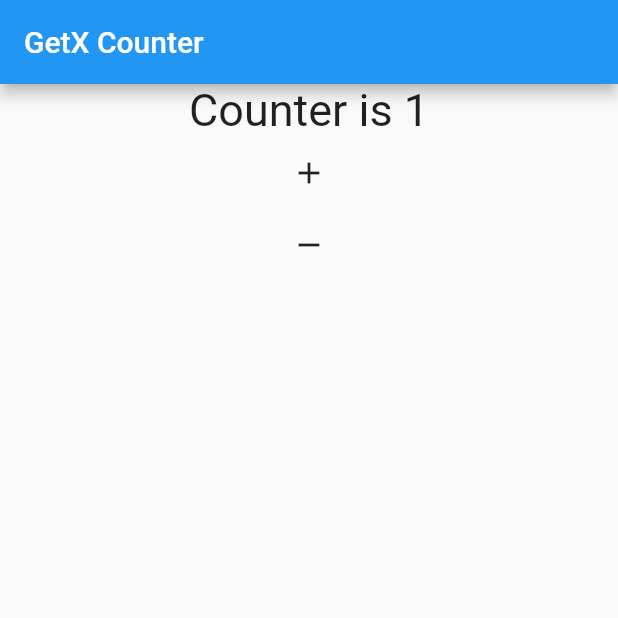
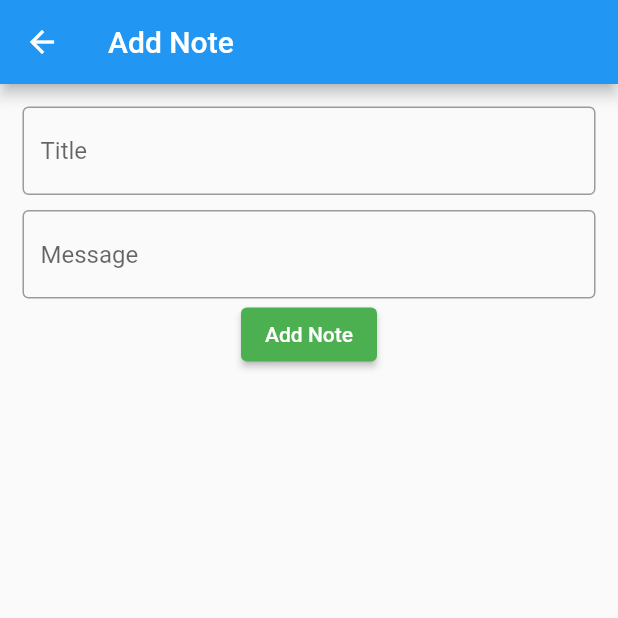
Before and after one commit to hmuethetpaingkyaw/flutter-practice, a Flutter app: the screen it shows after launch, after a tap on the "add" icon, on a phone screen of 412 x 824 dp, the top half of it. Run offline on Flutter 3.47's test engine with Material 2 defaults, Android fonts, the phone set to English and light mode, and no system bars; our stand-ins replace floor, get, sqflite; accounts and stored records are empty; generated files the repository leaves out were written again.

Commit message:
floor orm practice

```diff
--- /dev/null
+++ b/lib/database/note_dao.dart
@@ -0,0 +1,18 @@
+
+import 'package:counter_get_x/database/note_table.dart';
+import 'package:floor/floor.dart';
+
+@dao
+abstract class NoteDao {
+  @Query('select * from note')
+  Stream<List<Note>> getAllNotes();
+
+  @insert
+  Future<void> addNote(Note note);
+  @delete
+  Future<void> deleteNote(Note note);
+  @update
+  Future<void> updateNote(Note note);
+   @delete
+  Future<void> deleteAllNotes(List<Note> notes);
+}
--- /dev/null
+++ b/lib/database/note_database.dart
@@ -0,0 +1,14 @@
+
+
+// required package imports
+import 'dart:async';
+import 'package:counter_get_x/database/note_dao.dart';
+import 'package:floor/floor.dart';
+import 'package:sqflite/sqflite.dart' as sqflite;
+
+import 'note_table.dart';
+part 'note_database.g.dart';
+@Database(version: 1, entities: [Note])
+abstract class NoteDatabase extends FloorDatabase{
+  NoteDao get noteDao;
+}
--- /dev/null
+++ b/lib/database/note_table.dart
@@ -0,0 +1,13 @@
+import 'package:floor/floor.dart';
+
+@Entity(tableName: 'note')
+class Note {
+  @PrimaryKey(autoGenerate: true)
+  int? id;
+
+  @ColumnInfo(name: 'title')
+  String title;
+  String message;
+
+  Note(this.title, this.message, {this.id});
+}
--- a/lib/main.dart
+++ b/lib/main.dart
@@ -1,3 +1,5 @@
+import 'package:counter_get_x/database/note_database.dart';
+import 'package:counter_get_x/screens/home.dart';
 import 'package:flutter/material.dart';
 import 'package:get/get.dart';
 
@@ -10,44 +12,21 @@
 
   @override
   Widget build(BuildContext context) {
-    return const MaterialApp(
-      home: Counter(),
+    return GetMaterialApp(
+      home: FutureBuilder<NoteDatabase>(
+        future: $FloorNoteDatabase.databaseBuilder('note.db').build(),
+        builder: (context, data) {
+          if(data.hasData) {
+            Get.put(data.data!.noteDao);
+            return Home();
+          }
+          else if(data.hasError) {
+            return const Text('Error');
+          } else {
+            return const Text('Loading');
+          }
+        },
+        ),
     );
   }
 }
-
-class Counter extends StatelessWidget {
-  const Counter({super.key});
-
-  @override
-  Widget build(BuildContext context) {
-    RxInt _counter = 0.obs;
-    return Scaffold(
-      appBar: AppBar(
-        title: const Text('GetX Counter'),
-      ),
-      body: Center(
-        child: Column(
-          children: [
-            Obx(
-              () => Text(
-                'Counter is $_counter',
-                style: const TextStyle(fontSize: 30),
-              ),
-            ),
-            IconButton(
-                onPressed: () {
-                  _counter++;
-                },
-                icon: const Icon(Icons.add)),
-            IconButton(
-                onPressed: () {
-                  _counter--;
-                },
-                icon: const Icon(Icons.remove))
-          ],
-        ),
-      ),
-    );
-  }
-}
--- /dev/null
+++ b/lib/screens/add_note_screen.dart
@@ -0,0 +1,52 @@
+import 'package:counter_get_x/database/note_dao.dart';
+import 'package:counter_get_x/database/note_table.dart';
+import 'package:flutter/material.dart';
+import 'package:get/get.dart';
+
+class CreateNote extends StatelessWidget {
+  CreateNote({super.key});
+
+  final TextEditingController title = TextEditingController();
+  final TextEditingController message = TextEditingController();
+
+  @override
+  Widget build(BuildContext context) {
+    final NoteDao noteDao = Get.find();
+    return Scaffold(
+      appBar: AppBar(
+        title: const Text('Add Note'),
+      ),
+      body: Container(
+        margin: const EdgeInsets.all(15),
+        child: Column(
+          children: [
+            TextField(
+              controller: title,
+              decoration: const InputDecoration(
+                  hintText: 'Title', border: OutlineInputBorder()),
+            ),
+            const SizedBox(
+              height: 10,
+            ),
+            TextField(
+              controller: message,
+              decoration: const InputDecoration(
+                  hintText: 'Message', border: OutlineInputBorder()),
+            ),
+            ElevatedButton(
+              onPressed: () {
+                noteDao.addNote(Note(title.text, message.text));
+                                Get.back();
+
+              },
+              style: ElevatedButton.styleFrom(
+                backgroundColor: Colors.green,
+              ),
+              child: const Text('Add Note'),
+            )
+          ],
+        ),
+      ),
+    );
+  }
+}
--- /dev/null
+++ b/lib/screens/home.dart
@@ -0,0 +1,81 @@
+import 'package:counter_get_x/database/note_dao.dart';
+import 'package:counter_get_x/database/note_table.dart';
+import 'package:counter_get_x/screens/add_note_screen.dart';
+import 'package:counter_get_x/screens/update_note_screen.dart';
+import 'package:flutter/material.dart';
+import 'package:get/get.dart';
+
+class Home extends StatelessWidget {
+  final NoteDao noteDao = Get.find();
+  List<Note> notes = [];
+  Home({super.key});
+
+  @override
+  Widget build(BuildContext context) {
+    return Scaffold(
+      appBar: AppBar(
+        title: const Text('Floor Database'),
+      ),
+      body: noteList(),
+      floatingActionButton: Row(
+        mainAxisAlignment: MainAxisAlignment.end,
+        children: [
+          FloatingActionButton(
+            heroTag: 'add',
+            onPressed: () {
+              // await noteDao.addNote(Note('This is title', 'This is message'));
+              Get.to(CreateNote());
+            },
+            child: const Icon(Icons.add),
+          ),
+          const SizedBox(
+            width: 10,
+          ),
+          FloatingActionButton(
+            heroTag: 'delete',
+            onPressed: () {
+              noteDao.deleteAllNotes(notes);
+            },
+            child: const Icon(Icons.delete),
+          )
+        ],
+      ),
+    );
+  }
+
+  Widget noteList() {
+    return StreamBuilder<List<Note>>(
+        stream: noteDao.getAllNotes(),
+        builder: (_, data) {
+          if (data.hasData) {
+            notes = data.data!;
+            return ListView.builder(
+                itemCount: data.data!.length,
+                itemBuilder: (_, position) {
+                  return Card(
+                    child: ListTile(
+                      title: Text(data.data![position].title),
+                      subtitle: Text(data.data![position].message),
+                      leading: IconButton(
+                        icon: const Icon(Icons.edit),
+                        onPressed: () {
+                          Get.to(UpdateNote(), arguments: data.data![position]);
+                        },
+                      ),
+                      trailing: IconButton(
+                        icon: const Icon(Icons.delete),
+                        onPressed: () {
+                          noteDao.deleteNote(data.data![position]);
+                        },
+                      ),
+                    ),
+                  );
+                });
+          } else if (data.hasError) {
+            return const Text('Error');
+          } else {
+            return const Text('Loading');
+          }
+        });
+  }
+}
--- /dev/null
+++ b/lib/screens/update_note_screen.dart
@@ -0,0 +1,53 @@
+import 'package:counter_get_x/database/note_dao.dart';
+import 'package:counter_get_x/database/note_table.dart';
+import 'package:flutter/material.dart';
+import 'package:get/get.dart';
+
+class UpdateNote extends StatelessWidget {
+  UpdateNote({super.key});
+  final TextEditingController title = TextEditingController();
+  final TextEditingController message = TextEditingController();
+
+  @override
+  Widget build(BuildContext context) {
+    final NoteDao noteDao = Get.find();
+    Note note = Get.arguments;
+    title.text = note.title;
+    message.text = note.message;
+    return Scaffold(
+      appBar: AppBar(
+        title: const Text('Update Note'),
+      ),
+      body: Container(
+        margin: const EdgeInsets.all(15),
+        child: Column(
+          children: [
+            TextField(
+              controller: title,
+              decoration: const InputDecoration(
+                  hintText: 'Title', border: OutlineInputBorder()),
+            ),
+            const SizedBox(
+              height: 10,
+            ),
+            TextField(
+              controller: message,
+              decoration: const InputDecoration(
+                  hintText: 'Message', border: OutlineInputBorder()),
+            ),
+            ElevatedButton(
+              onPressed: () {
+                noteDao.updateNote(Note(title.text, message.text, id: note.id));
+                Get.back();
+              },
+              style: ElevatedButton.styleFrom(
+                backgroundColor: Colors.green,
+              ),
+              child: const Text('Update Note'),
+            )
+          ],
+        ),
+      ),
+    );
+  }
+}
--- a/pubspec.yaml
+++ b/pubspec.yaml
@@ -35,10 +35,13 @@
   # Use with the CupertinoIcons class for iOS style icons.
   cupertino_icons: ^1.0.2
   get: ^4.6.5
+  floor: ^1.4.2
 
 dev_dependencies:
   flutter_test:
     sdk: flutter
+  floor_generator: ^1.4.2
+  build_runner:
 
   # The "flutter_lints" package below contains a set of recommended lints to
   # encourage good coding practices. The lint set provided by the package is
```
Also changed, not shown: lib/database/note_database.g.dart (added), pubspec.lock, 2 other files.
